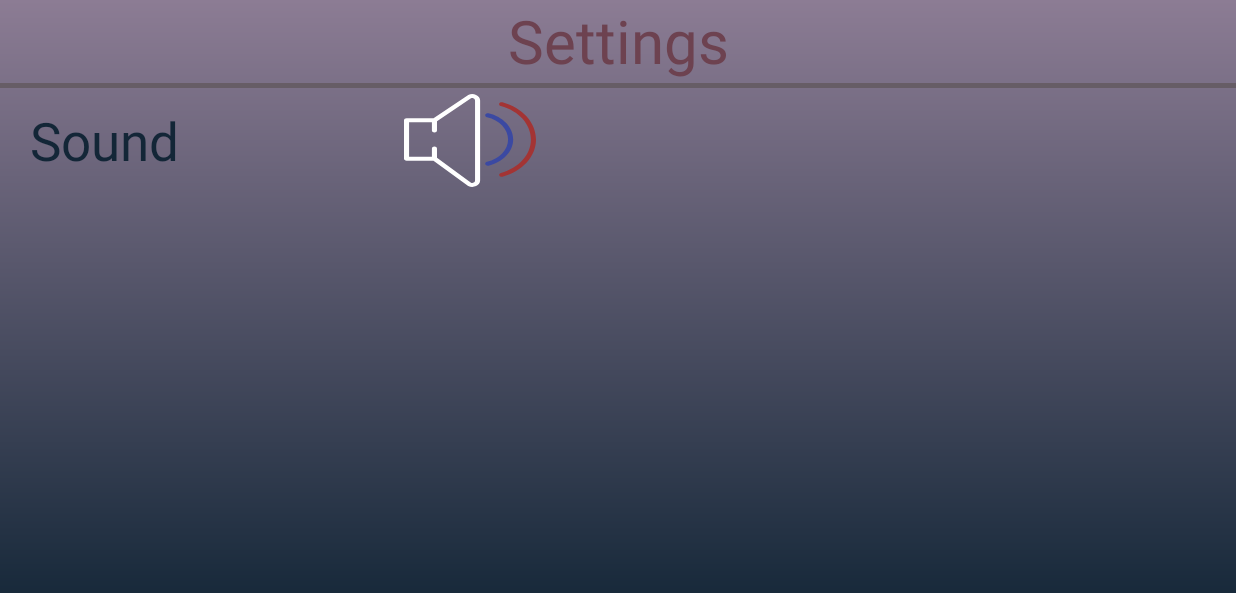
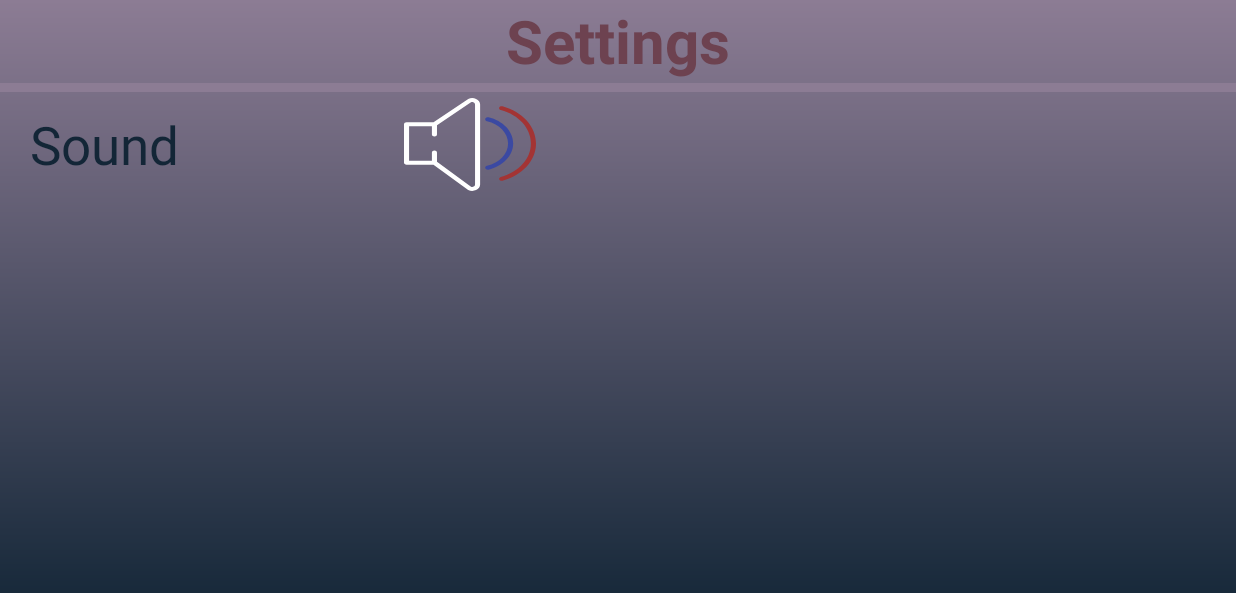
Before and after one commit to siberiacalling/clicker, an Android app: the screen it shows after launch (MainActivity), after a tap on an icon or button, on a phone screen of 824 x 412 dp (held sideways). Shown: the top 593 px of the screen. Run offline under Robolectric (Android 15) with nearby library versions, the phone set to English and light mode, and no system bars; our stand-ins replace Room's generated code; libraries missing offline, so code that uses them is left out: com.franmontiel.persistentcookiejar; 6 statements that could not run were skipped.

Commit message:
Style was updated

```diff
--- a/app/src/main/res/layout/achievements_container.xml
+++ b/app/src/main/res/layout/achievements_container.xml
@@ -11,12 +11,14 @@
         android:layout_width="match_parent"
         android:layout_height="60sp"
         android:textAlignment="center"
-        android:textSize="40sp"/>
+        android:textSize="40sp"
+        android:textStyle="bold"
+        android:textColor="@color/text_color"/>
 
     <View
         android:id="@+id/delimeter_view"
         android:layout_width="match_parent"
-        android:layout_height="3dp"
+        android:layout_height="6dp"
         android:layout_marginTop="1dp"
         android:background="@color/delimiter_color"/>
 
--- a/app/src/main/res/layout/fragment_settings.xml
+++ b/app/src/main/res/layout/fragment_settings.xml
@@ -12,12 +12,13 @@
         android:text="@string/settings"
         android:textSize="40sp"
         android:textColor="@color/text_color"
+        android:textStyle="bold"
         />
 
     <View
         android:id="@+id/delimeter_view"
         android:layout_width="match_parent"
-        android:layout_height="3dp"
+        android:layout_height="6dp"
         android:layout_marginTop="1dp"
         android:background="@color/delimiter_color"/>
 
--- a/app/src/main/res/values/colors.xml
+++ b/app/src/main/res/values/colors.xml
@@ -7,7 +7,11 @@
     <color name="gradient_start">#132637</color>
     <color name="gradient_end">#8c7c94</color>
     <color name="button_color">#132637</color>
-    <color name="delimiter_color">#9F5A5353</color>
+    <color name="delimiter_color">#8c7c94</color>
+
+    <color name="achievement_top">#132637</color>
+    <color name="achievement_middle">#412a3c</color>
+    <color name="achievement_bottom">#9F5A5353</color>
 
     <color name="colorPrimary">#6d4250</color>
     <color name="colorPrimaryDark">#00574B</color>
```
Also changed, not shown: app/src/main/res/layout/achievement_element.xml (+4 -4 lines).
